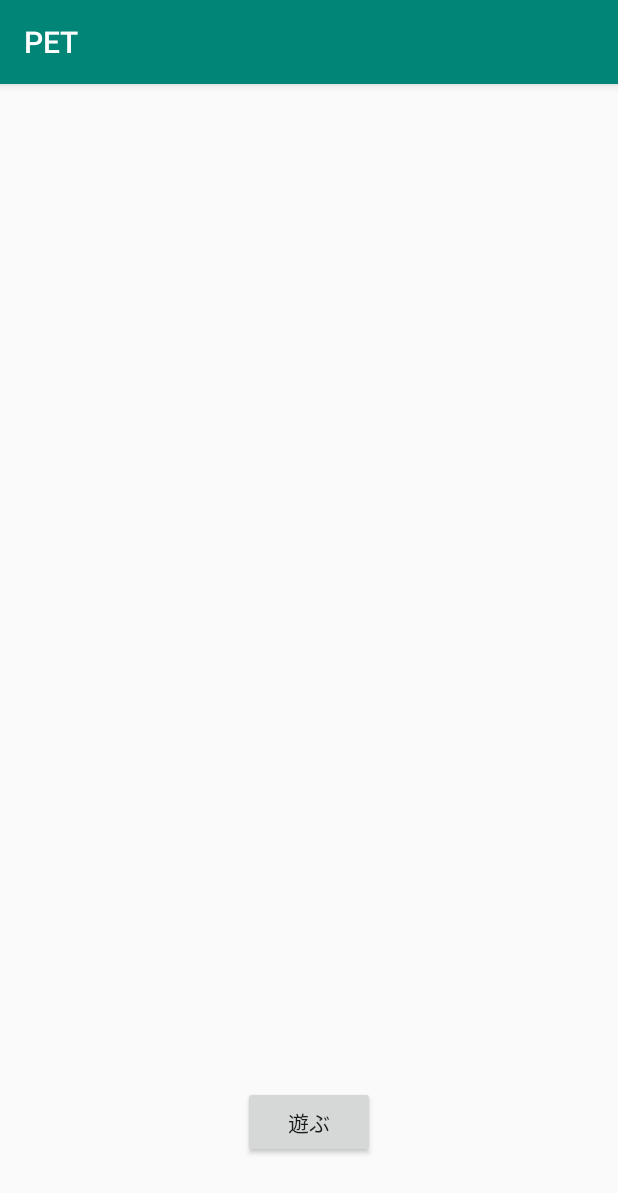
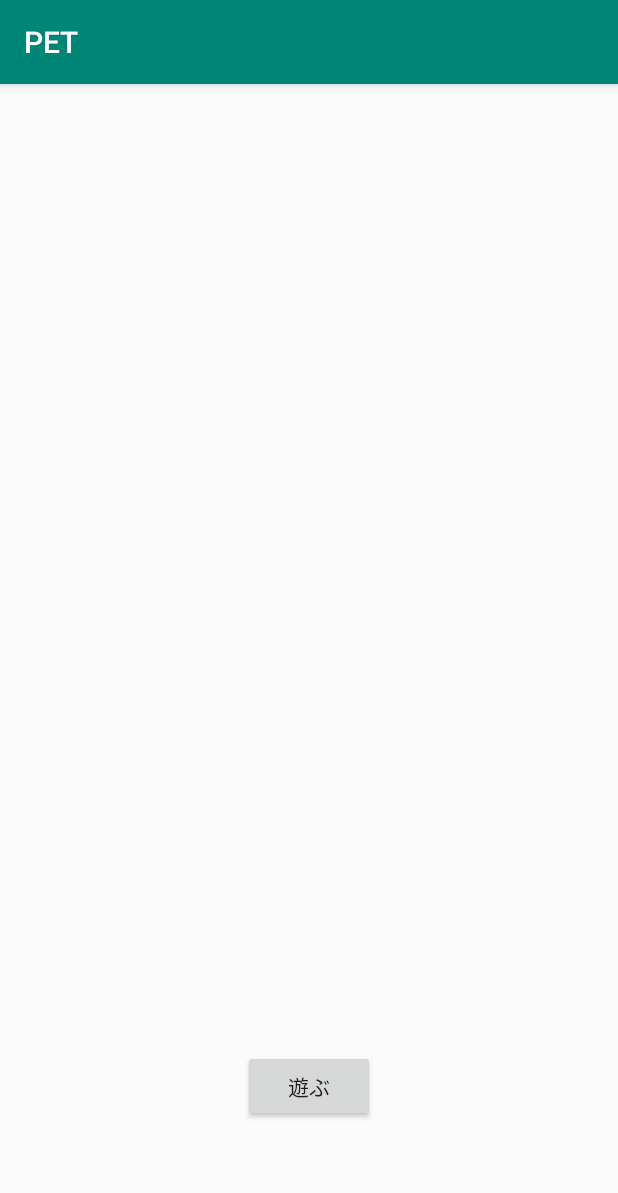
Before and after one commit to kenya0217/PET, an Android app: the screen it shows after launch (MainActivity), on a phone screen of 412 x 824 dp. Shown: the top 1193 px of the screen. Run offline under Robolectric (Android 15) with nearby library versions, the phone set to English and light mode, and no system bars; libraries missing offline, so code that uses them is left out: jp.ac.asojuku; 1 statement that could not run was skipped.

Commit message:
Merge branch 'master' of https://github.com/ASO1701002/PET
# Conflicts:
#	app/src/main/res/values/strings.xml

```diff
--- a/app/src/main/res/layout/activity_main.xml
+++ b/app/src/main/res/layout/activity_main.xml
@@ -13,7 +13,10 @@
             android:id="@+id/button" android:layout_marginEnd="162dp" android:layout_marginRight="162dp"
             app:layout_constraintEnd_toEndOf="parent"
             android:layout_marginBottom="52dp"
-            app:layout_constraintBottom_toBottomOf="parent"/>
+            app:layout_constraintBottom_toBottomOf="parent" app:layout_constraintStart_toStartOf="parent"
+            android:layout_marginLeft="8dp" android:layout_marginStart="8dp" android:layout_marginTop="8dp"
+            app:layout_constraintTop_toTopOf="parent" app:layout_constraintHorizontal_bias="1.0"
+            app:layout_constraintVertical_bias="0.964"/>
     <ListView
             android:layout_width="313dp"
             android:layout_height="518dp" android:layout_marginBottom="8dp"
```
